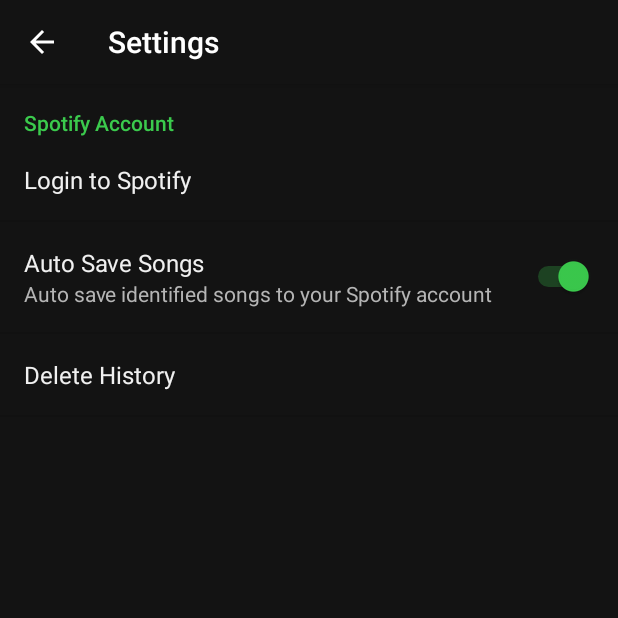
After one commit to jerbotron/SpotiShake, an Android app: the SettingsActivity screen opened directly, with no data from a screen before it, on a phone screen of 412 x 824 dp, the top half of it. The commit adds this screen. Run offline under Robolectric (Android 15) with nearby library versions, the phone set to English and light mode, and no system bars.

Commit message:
added settings screen

```diff
--- /dev/null
+++ b/app/src/main/java/com/jerbotron_mac/spotisave/activities/settings/AppCompatPreferenceActivity.java
@@ -0,0 +1,109 @@
+package com.jerbotron_mac.spotisave.activities.settings;
+
+import android.content.res.Configuration;
+import android.os.Bundle;
+import android.preference.PreferenceActivity;
+import android.support.annotation.LayoutRes;
+import android.support.annotation.Nullable;
+import android.support.v7.app.ActionBar;
+import android.support.v7.app.AppCompatDelegate;
+import android.support.v7.widget.Toolbar;
+import android.view.MenuInflater;
+import android.view.View;
+import android.view.ViewGroup;
+
+/**
+ * A {@link android.preference.PreferenceActivity} which implements and proxies the necessary calls
+ * to be used with AppCompat.
+ */
+public abstract class AppCompatPreferenceActivity extends PreferenceActivity {
+
+    private AppCompatDelegate mDelegate;
+
+    @Override
+    protected void onCreate(Bundle savedInstanceState) {
+        getDelegate().installViewFactory();
+        getDelegate().onCreate(savedInstanceState);
+        super.onCreate(savedInstanceState);
+    }
+
+    @Override
+    protected void onPostCreate(Bundle savedInstanceState) {
+        super.onPostCreate(savedInstanceState);
+        getDelegate().onPostCreate(savedInstanceState);
+    }
+
+    public ActionBar getSupportActionBar() {
+        return getDelegate().getSupportActionBar();
+    }
+
+    public void setSupportActionBar(@Nullable Toolbar toolbar) {
+        getDelegate().setSupportActionBar(toolbar);
+    }
+
+    @Override
+    public MenuInflater getMenuInflater() {
+        return getDelegate().getMenuInflater();
+    }
+
+    @Override
+    public void setContentView(@LayoutRes int layoutResID) {
+        getDelegate().setContentView(layoutResID);
+    }
+
+    @Override
+    public void setContentView(View view) {
+        getDelegate().setContentView(view);
+    }
+
+    @Override
+    public void setContentView(View view, ViewGroup.LayoutParams params) {
+        getDelegate().setContentView(view, params);
+    }
+
+    @Override
+    public void addContentView(View view, ViewGroup.LayoutParams params) {
+        getDelegate().addContentView(view, params);
+    }
+
+    @Override
+    protected void onPostResume() {
+        super.onPostResume();
+        getDelegate().onPostResume();
+    }
+
+    @Override
+    protected void onTitleChanged(CharSequence title, int color) {
+        super.onTitleChanged(title, color);
+        getDelegate().setTitle(title);
+    }
+
+    @Override
+    public void onConfigurationChanged(Configuration newConfig) {
+        super.onConfigurationChanged(newConfig);
+        getDelegate().onConfigurationChanged(newConfig);
+    }
+
+    @Override
+    protected void onStop() {
+        super.onStop();
+        getDelegate().onStop();
+    }
+
+    @Override
+    protected void onDestroy() {
+        super.onDestroy();
+        getDelegate().onDestroy();
+    }
+
+    public void invalidateOptionsMenu() {
+        getDelegate().invalidateOptionsMenu();
+    }
+
+    private AppCompatDelegate getDelegate() {
+        if (mDelegate == null) {
+            mDelegate = AppCompatDelegate.create(this, null);
+        }
+        return mDelegate;
+    }
+}
--- /dev/null
+++ b/app/src/main/java/com/jerbotron_mac/spotisave/activities/settings/SettingsActivity.java
@@ -0,0 +1,164 @@
+package com.jerbotron_mac.spotisave.activities.settings;
+
+import android.annotation.TargetApi;
+import android.content.Context;
+import android.content.Intent;
+import android.content.res.Configuration;
+import android.media.Ringtone;
+import android.media.RingtoneManager;
+import android.net.Uri;
+import android.os.Build;
+import android.os.Bundle;
+import android.preference.CheckBoxPreference;
+import android.preference.ListPreference;
+import android.preference.Preference;
+import android.preference.PreferenceActivity;
+import android.preference.SwitchPreference;
+import android.support.v7.app.ActionBar;
+import android.preference.PreferenceFragment;
+import android.preference.PreferenceManager;
+import android.preference.RingtonePreference;
+import android.text.TextUtils;
+import android.util.Log;
+import android.view.MenuItem;
+
+import com.jerbotron_mac.spotisave.R;
+
+/**
+ * A {@link PreferenceActivity} that presents a set of application settings. On
+ * handset devices, settings are presented as a single list. On tablets,
+ * settings are split by category, with category headers shown to the left of
+ * the list of settings.
+ * <p>
+ * See <a href="http://developer.android.com/design/patterns/settings.html">
+ * Android Design: Settings</a> for design guidelines and the <a
+ * href="http://developer.android.com/guide/topics/ui/settings.html">Settings
+ * API Guide</a> for more information on developing a Settings UI.
+ */
+public class SettingsActivity extends AppCompatPreferenceActivity {
+
+    private static MainPreferencesFragment mainPreferencesFragment;
+
+    /**
+     * A preference value change listener that updates the preference's summary
+     * to reflect its new value.
+     */
+    private static Preference.OnPreferenceChangeListener sBindPreferenceSummaryToValueListener = new Preference.OnPreferenceChangeListener() {
+        @Override
+        public boolean onPreferenceChange(Preference preference, Object value) {
+            String stringValue = value.toString();
+
+            return true;
+        }
+    };
+
+    /**
+     * Binds a preference's summary to its value. More specifically, when the
+     * preference's value is changed, its summary (line of text below the
+     * preference title) is updated to reflect the value. The summary is also
+     * immediately updated upon calling this method. The exact display format is
+     * dependent on the type of preference.
+     *
+     * @see #sBindPreferenceSummaryToValueListener
+     */
+    private static void bindPreferenceSummaryToValue(Preference preference) {
+        // Set the listener to watch for value changes.
+        preference.setOnPreferenceChangeListener(sBindPreferenceSummaryToValueListener);
+
+        // Trigger the listener immediately with the preference's
+        // current value.
+        if (preference instanceof SwitchPreference) {
+            sBindPreferenceSummaryToValueListener.onPreferenceChange(preference,
+                    PreferenceManager.getDefaultSharedPreferences(preference.getContext()).getBoolean(preference.getKey(), false));
+        } else {
+            sBindPreferenceSummaryToValueListener.onPreferenceChange(preference,
+                    PreferenceManager.getDefaultSharedPreferences(preference.getContext()).getString(preference.getKey(), ""));
+        }
+    }
+
+    @Override
+    protected void onCreate(Bundle savedInstanceState) {
+        super.onCreate(savedInstanceState);
+        setupActionBar();
+
+        mainPreferencesFragment = new MainPreferencesFragment();
+        getFragmentManager().beginTransaction().replace(android.R.id.content, mainPreferencesFragment).commit();
+    }
+
+    /**
+     * Set up the {@link android.app.ActionBar}, if the API is available.
+     */
+    private void setupActionBar() {
+        ActionBar actionBar = getSupportActionBar();
+        if (actionBar != null) {
+            // Show the Up button in the action bar.
+            actionBar.setDisplayHomeAsUpEnabled(true);
+        }
+    }
+
+    /**
+     * This method stops fragment injection in malicious applications.
+     * Make sure to deny any unknown fragments here.
+     */
+    protected boolean isValidFragment(String fragmentName) {
+        return PreferenceFragment.class.getName().equals(fragmentName)
+                || MainPreferencesFragment.class.getName().equals(fragmentName);
+    }
+
+    /**
+     * This fragment shows general preferences only. It is used when the
+     * activity is showing a two-pane settings UI.
+     */
+    @TargetApi(Build.VERSION_CODES.HONEYCOMB)
+    public static class MainPreferencesFragment extends PreferenceFragment {
+        @Override
+        public void onCreate(Bundle savedInstanceState) {
+            super.onCreate(savedInstanceState);
+            addPreferencesFromResource(R.xml.pref_main);
+            setHasOptionsMenu(true);
+
+            // Bind the summaries of EditText/List/Dialog/Ringtone preferences
+            // to their values. When their values change, their summaries are
+            // updated to reflect the new value, per the Android Design
+            // guidelines.
+//            bindPreferenceSummaryToValue(findPreference("account_login"));
+//            bindPreferenceSummaryToValue(findPreference("auto_save_songs"));
+//            bindPreferenceSummaryToValue(findPreference("delete_history"));
+
+            Preference loginPref = findPreference("account_login");
+            SwitchPreference autoSavePref = (SwitchPreference) findPreference("auto_save_songs");
+            Preference deleteHistoryPref = findPreference("delete_history");
+
+            loginPref.setOnPreferenceClickListener(new Preference.OnPreferenceClickListener() {
+                @Override
+                public boolean onPreferenceClick(Preference preference) {
+                    return false;
+                }
+            });
+
+            autoSavePref.setOnPreferenceClickListener(new Preference.OnPreferenceClickListener() {
+                @Override
+                public boolean onPreferenceClick(Preference preference) {
+                    return false;
+                }
+            });
+
+            deleteHistoryPref.setOnPreferenceClickListener(new Preference.OnPreferenceClickListener() {
+                @Override
+                public boolean onPreferenceClick(Preference preference) {
+                    return false;
+                }
+            });
+        }
+
+        @Override
+        public boolean onOptionsItemSelected(MenuItem item) {
+            int id = item.getItemId();
+            if (id == android.R.id.home) {
+                getActivity().onBackPressed();
+                return true;
+            }
+            return super.onOptionsItemSelected(item);
+        }
+    }
+}
--- a/app/src/main/res/menu/menu_history.xml
+++ b/app/src/main/res/menu/menu_history.xml
@@ -2,8 +2,8 @@
 <menu xmlns:android="http://schemas.android.com/apk/res/android"
     xmlns:app="http://schemas.android.com/apk/res-auto">
     <item
-        android:id="@+id/menu_edit"
-        android:icon="@drawable/ic_edit"
+        android:id="@+id/menu_settings"
+        android:icon="@drawable/ic_settings"
         android:title=""
         app:showAsAction="always" />
 </menu>
--- a/app/src/main/res/values/strings.xml
+++ b/app/src/main/res/values/strings.xml
@@ -1,5 +1,5 @@
 <resources>
-    <string name="app_name">SpotiSave</string>
+    <string name="app_name">SpotiShake</string>
     <string name="action_settings">Settings</string>
 
     <!--Menu-->
@@ -14,5 +14,15 @@
     <!--Snack bar-->
     <string name="history_deleted">Deleted from history.</string>
     <string name="undo">UNDO</string>
+    <string name="title_activity_settings">Settings</string>
+
+    <!-- Strings related to Settings -->
+
+    <string name="pref_group_account">Spotify Account</string>
+    <string name="pref_account_login">Login to Spotify</string>
+    <string name="pref_auto_save_songs">Auto Save Songs</string>
+    <string name="pref_delete_history">Delete History</string>
+
+    <string name="pref_auto_save_songs_summary">Auto save identified songs to your Spotify account</string>
 
 </resources>
--- a/app/src/main/res/values/styles.xml
+++ b/app/src/main/res/values/styles.xml
@@ -11,6 +11,12 @@
         <item name="windowNoTitle">true</item>
     </style>
 
+    <style name="AppTheme.Settings" parent="AppTheme">
+        <item name="android:textColorPrimary">@color/offWhite</item>
+        <item name="android:textColorSecondary">@color/spotifyLightGray</item>
+        <item name="android:colorBackground">@color/spotifyBlack</item>
+    </style>
+
     <!--Tool bar themes-->
     <style name="MyToolBarTheme" parent="ThemeOverlay.AppCompat.Dark.ActionBar">
     </style>
--- /dev/null
+++ b/app/src/main/res/xml/pref_main.xml
@@ -0,0 +1,23 @@
+<PreferenceScreen xmlns:android="http://schemas.android.com/apk/res/android">
+
+    <PreferenceCategory
+        android:title="@string/pref_group_account"
+        android:key="pref_key_my_account_settings">
+
+        <Preference
+            android:key="account_login"
+            android:title="@string/pref_account_login" />
+
+        <SwitchPreference
+            android:defaultValue="true"
+            android:key="auto_save_songs"
+            android:title="@string/pref_auto_save_songs"
+            android:summary="@string/pref_auto_save_songs_summary" />
+
+        <Preference
+            android:key="delete_history"
+            android:title="@string/pref_delete_history" />
+
+    </PreferenceCategory>
+
+</PreferenceScreen>
```
Also changed, not shown: app/src/main/AndroidManifest.xml (+13 -6 lines), app/src/main/java/com/jerbotron_mac/spotisave/activities/home/HomeActivity.java (+7 -0 lines), app/src/main/java/com/jerbotron_mac/spotisave/activities/home/fragments/HistoryFragment.java (+7 -6 lines), app/src/main/res/drawable/ic_info_black_24dp.xml (added, +9 -0 lines), app/src/main/res/drawable/ic_notifications_black_24dp.xml (added, +9 -0 lines), app/src/main/res/drawable/ic_settings.xml (added, +9 -0 lines), app/src/main/res/drawable/ic_sync_black_24dp.xml (added, +9 -0 lines), app/src/main/res/drawable/spotishake_logo.png (added).
